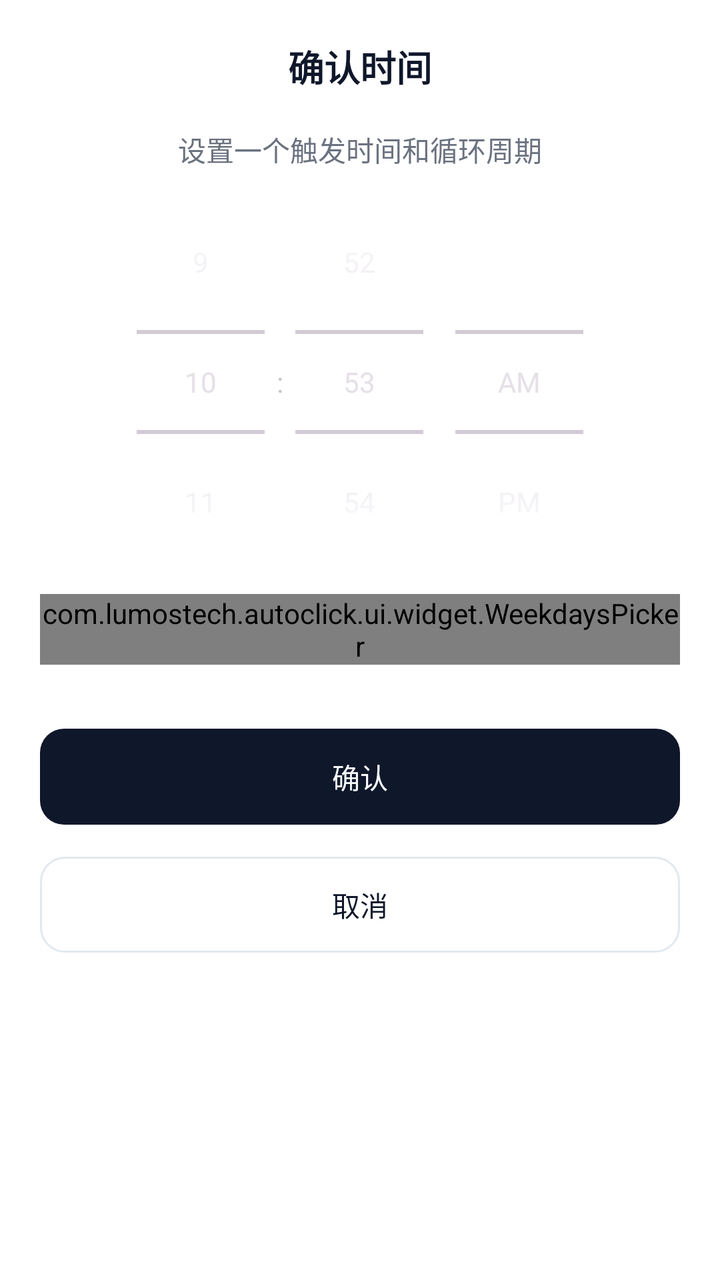
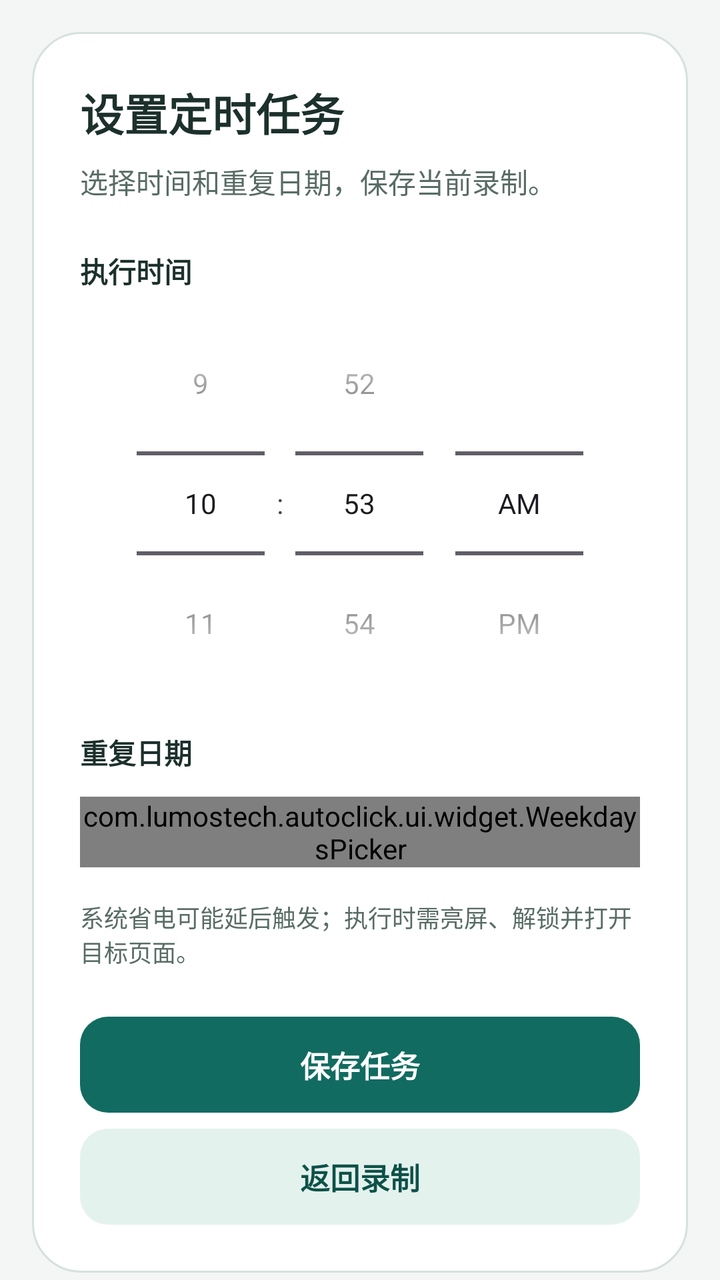

Two renders of the same Android screen: before a commit and after it. Below are the layout's source before the change and the commit's diff.
<!-- AndroidManifest.xml: application theme Theme.MyApp -->
<!-- res/layout/layout_confirm.xml -->
<?xml version="1.0" encoding="utf-8"?>
<layout xmlns:android="http://schemas.android.com/apk/res/android">

    <data>
        <variable
            name="confirmEventHandler"
            type="com.lumostech.autoclick.ConfirmEventHandler" />
    </data>

    <LinearLayout
        android:layout_width="match_parent"
        android:layout_height="wrap_content"
        android:background="@android:color/white"
        android:orientation="vertical"
        android:padding="20dp">

        <TextView
            android:id="@+id/dialog_title"
            android:layout_width="match_parent"
            android:layout_height="wrap_content"
            android:layout_marginBottom="10dp"
            android:gravity="center_horizontal"
            android:text="确认时间"
            android:textColor="#0f172a"
            android:textSize="18sp"
            android:textStyle="bold"
            android:visibility="visible" />

        <TextView
            android:id="@+id/dialog_message"
            android:layout_width="match_parent"
            android:layout_height="wrap_content"
            android:layout_marginTop="8dp"
            android:gravity="center_horizontal"
            android:text="设置一个触发时间和循环周期"
            android:textColor="#6b7280"
            android:textSize="14sp" />

        <TimePicker
            android:id="@+id/timePicker"
            android:layout_width="wrap_content"
            android:layout_height="wrap_content"
            android:layout_gravity="center_horizontal"
            android:amPmTextColor="@android:color/holo_red_light"
            android:timePickerMode="spinner" />

        <com.lumostech.autoclick.ui.widget.WeekdaysPicker
            android:id="@+id/weekdaysPicker"
            android:layout_width="wrap_content"
            android:layout_height="wrap_content"
            android:layout_gravity="center_horizontal" />

        <androidx.appcompat.widget.AppCompatButton
            android:id="@+id/confirm"
            android:layout_width="match_parent"
            android:layout_height="wrap_content"
            android:layout_gravity="center_horizontal"
            android:layout_marginTop="32dp"
            android:background="@drawable/selector_dialog_confirm"
            android:stateListAnimator="@null"
            android:text="确认"
            android:onClick="@{confirmEventHandler.onConfirmClick}"
            android:textColor="#f8fafc"
            android:textSize="14sp" />

        <androidx.appcompat.widget.AppCompatButton
            android:id="@+id/cancel"
            android:layout_width="match_parent"
            android:layout_height="wrap_content"
            android:layout_gravity="center_horizontal"
            android:layout_marginTop="16dp"
            android:background="@drawable/selector_dialog_cancel"
            android:stateListAnimator="@null"
            android:text="取消"
            android:textColor="#0f172a"
            android:onClick="@{confirmEventHandler.onCancelClick}"
            android:textSize="14sp" />

    </LinearLayout>
</layout>
<!-- resources referenced by this layout -->
<resources>
  <!-- drawable selector_dialog_cancel (drawable) -->
  <?xml version="1.0" encoding="utf-8"?>
  <selector xmlns:android="http://schemas.android.com/apk/res/android"
      android:shape="rectangle">
      <item android:drawable="@drawable/shape_button_cancel_normal" android:state_pressed="false"/>
      <item android:drawable="@drawable/shape_button_cancel_pressed" android:state_pressed="true"/>
  </selector>
  <!-- drawable selector_dialog_confirm (drawable) -->
  <?xml version="1.0" encoding="utf-8"?>
  <selector xmlns:android="http://schemas.android.com/apk/res/android"
      android:shape="rectangle">
      <item android:drawable="@drawable/shape_button_confirm_normal" android:state_pressed="false"/>
      <item android:drawable="@drawable/shape_button_confirm_pressed" android:state_pressed="true"/>
  </selector>
  <style name="Theme.MyApp" parent="Theme.Material3.Dark.NoActionBar">
          <item name="colorPrimary">@color/md_theme_primary</item>
          <item name="colorOnPrimary">@color/md_theme_onPrimary</item>
          <item name="colorPrimaryContainer">@color/md_theme_primaryContainer</item>
          <item name="colorOnPrimaryContainer">@color/md_theme_onPrimaryContainer</item>
          <item name="colorSecondary">@color/md_theme_secondary</item>
          <item name="colorOnSecondary">@color/md_theme_onSecondary</item>
          <item name="colorSecondaryContainer">@color/md_theme_secondaryContainer</item>
          <item name="colorOnSecondaryContainer">@color/md_theme_onSecondaryContainer</item>
          <item name="colorTertiary">@color/md_theme_tertiary</item>
          <item name="colorOnTertiary">@color/md_theme_onTertiary</item>
          <item name="colorTertiaryContainer">@color/md_theme_tertiaryContainer</item>
          <item name="colorOnTertiaryContainer">@color/md_theme_onTertiaryContainer</item>
          <item name="colorError">@color/md_theme_error</item>
          <item name="colorOnError">@color/md_theme_onError</item>
          <item name="colorErrorContainer">@color/md_theme_errorContainer</item>
          <item name="colorOnErrorContainer">@color/md_theme_onErrorContainer</item>
          <item name="android:colorBackground">@color/md_theme_background</item>
          <item name="colorOnBackground">@color/md_theme_onBackground</item>
          <item name="colorSurface">@color/md_theme_surface</item>
          <item name="colorOnSurface">@color/md_theme_onSurface</item>
          <item name="colorSurfaceVariant">@color/md_theme_surfaceVariant</item>
          <item name="colorOnSurfaceVariant">@color/md_theme_onSurfaceVariant</item>
          <item name="colorOutline">@color/md_theme_outline</item>
          <item name="colorOutlineVariant">@color/md_theme_outlineVariant</item>
          <item name="colorSurfaceInverse">@color/md_theme_inverseSurface</item>
          <item name="colorOnSurfaceInverse">@color/md_theme_inverseOnSurface</item>
          <item name="colorPrimaryInverse">@color/md_theme_inversePrimary</item>
          <item name="colorPrimaryFixed">@color/md_theme_primaryFixed</item>
          <item name="colorOnPrimaryFixed">@color/md_theme_onPrimaryFixed</item>
          <item name="colorPrimaryFixedDim">@color/md_theme_primaryFixedDim</item>
          <item name="colorOnPrimaryFixedVariant">@color/md_theme_onPrimaryFixedVariant</item>
          <item name="colorSecondaryFixed">@color/md_theme_secondaryFixed</item>
          <item name="colorOnSecondaryFixed">@color/md_theme_onSecondaryFixed</item>
          <item name="colorSecondaryFixedDim">@color/md_theme_secondaryFixedDim</item>
          <item name="colorOnSecondaryFixedVariant">@color/md_theme_onSecondaryFixedVariant</item>
          <item name="colorTertiaryFixed">@color/md_theme_tertiaryFixed</item>
          <item name="colorOnTertiaryFixed">@color/md_theme_onTertiaryFixed</item>
          <item name="colorTertiaryFixedDim">@color/md_theme_tertiaryFixedDim</item>
          <item name="colorOnTertiaryFixedVariant">@color/md_theme_onTertiaryFixedVariant</item>
          <item name="colorSurfaceDim">@color/md_theme_surfaceDim</item>
          <item name="colorSurfaceBright">@color/md_theme_surfaceBright</item>
          <item name="colorSurfaceContainerLowest">@color/md_theme_surfaceContainerLowest</item>
          <item name="colorSurfaceContainerLow">@color/md_theme_surfaceContainerLow</item>
          <item name="colorSurfaceContainer">@color/md_theme_surfaceContainer</item>
          <item name="colorSurfaceContainerHigh">@color/md_theme_surfaceContainerHigh</item>
          <item name="colorSurfaceContainerHighest">@color/md_theme_surfaceContainerHighest</item>
      </style>
  <!-- drawable shape_button_cancel_normal (drawable) -->
  <?xml version="1.0" encoding="utf-8"?>
  <shape xmlns:android="http://schemas.android.com/apk/res/android"
      android:shape="rectangle">
      <solid android:color="@android:color/white" />
      <corners android:radius="12dp" />
      <stroke
          android:width="1dp"
          android:color="#e2e8f0" />
  </shape>
  <!-- drawable shape_button_cancel_pressed (drawable) -->
  <?xml version="1.0" encoding="utf-8"?>
  <shape xmlns:android="http://schemas.android.com/apk/res/android"
      android:shape="rectangle">
      <solid android:color="#f1f5f9" />
      <corners android:radius="12dp" />
      <stroke
          android:width="1dp"
          android:color="#e2e8f0" />
  </shape>
  <!-- drawable shape_button_confirm_normal (drawable) -->
  <?xml version="1.0" encoding="utf-8"?>
  <shape xmlns:android="http://schemas.android.com/apk/res/android"
      android:shape="rectangle">
      <solid android:color="#0f172a" />
      <corners android:radius="12dp" />
  </shape>
  <!-- drawable shape_button_confirm_pressed (drawable) -->
  <?xml version="1.0" encoding="utf-8"?>
  <shape xmlns:android="http://schemas.android.com/apk/res/android"
      android:shape="rectangle">
      <solid android:color="#E60F172A" />
      <corners android:radius="12dp" />
  </shape>
  <color name="md_theme_primary">#316941</color>
  <color name="md_theme_onPrimary">#FFFFFF</color>
  <color name="md_theme_primaryContainer">#B4F1BE</color>
  <color name="md_theme_onPrimaryContainer">#00210C</color>
  <color name="md_theme_secondary">#506352</color>
  <color name="md_theme_onSecondary">#FFFFFF</color>
  <color name="md_theme_secondaryContainer">#D3E8D2</color>
  <color name="md_theme_onSecondaryContainer">#0E1F12</color>
  <color name="md_theme_tertiary">#3A656E</color>
  <color name="md_theme_onTertiary">#FFFFFF</color>
  <color name="md_theme_tertiaryContainer">#BDEAF5</color>
  <color name="md_theme_onTertiaryContainer">#001F25</color>
  <color name="md_theme_error">#BA1A1A</color>
  <color name="md_theme_onError">#FFFFFF</color>
  <color name="md_theme_errorContainer">#FFDAD6</color>
  <color name="md_theme_onErrorContainer">#410002</color>
  <color name="md_theme_background">#F6FBF3</color>
  <color name="md_theme_onBackground">#181D18</color>
  <color name="md_theme_surface">#F6FBF3</color>
  <color name="md_theme_onSurface">#181D18</color>
  <color name="md_theme_surfaceVariant">#DDE5DA</color>
  <color name="md_theme_onSurfaceVariant">#414941</color>
  <color name="md_theme_outline">#717970</color>
  <color name="md_theme_outlineVariant">#C1C9BF</color>
  <color name="md_theme_inverseSurface">#2D322D</color>
  <color name="md_theme_inverseOnSurface">#EEF2EA</color>
  <color name="md_theme_inversePrimary">#99D4A3</color>
  <color name="md_theme_primaryFixed">#B4F1BE</color>
  <color name="md_theme_onPrimaryFixed">#00210C</color>
  <color name="md_theme_primaryFixedDim">#99D4A3</color>
  <color name="md_theme_onPrimaryFixedVariant">#17512B</color>
  <color name="md_theme_secondaryFixed">#D3E8D2</color>
  <color name="md_theme_onSecondaryFixed">#0E1F12</color>
  <color name="md_theme_secondaryFixedDim">#B7CCB7</color>
  <color name="md_theme_onSecondaryFixedVariant">#394B3B</color>
  <color name="md_theme_tertiaryFixed">#BDEAF5</color>
  <color name="md_theme_onTertiaryFixed">#001F25</color>
  <color name="md_theme_tertiaryFixedDim">#A2CED8</color>
  <color name="md_theme_onTertiaryFixedVariant">#204D56</color>
  <color name="md_theme_surfaceDim">#D7DBD4</color>
  <color name="md_theme_surfaceBright">#F6FBF3</color>
  <color name="md_theme_surfaceContainerLowest">#FFFFFF</color>
  <color name="md_theme_surfaceContainerLow">#F1F5ED</color>
  <color name="md_theme_surfaceContainer">#EBEFE7</color>
  <color name="md_theme_surfaceContainerHigh">#E5EAE2</color>
  <color name="md_theme_surfaceContainerHighest">#DFE4DC</color>
</resources>

<!-- the commit's change to res/layout/layout_confirm.xml (unified diff, before → after) -->
@@ -1,80 +1,42 @@
 <?xml version="1.0" encoding="utf-8"?>
-<layout xmlns:android="http://schemas.android.com/apk/res/android">
-
-    <data>
-        <variable
-            name="confirmEventHandler"
-            type="com.lumostech.autoclick.ConfirmEventHandler" />
-    </data>
-
-    <LinearLayout
-        android:layout_width="match_parent"
-        android:layout_height="wrap_content"
-        android:background="@android:color/white"
-        android:orientation="vertical"
-        android:padding="20dp">
-
-        <TextView
-            android:id="@+id/dialog_title"
-            android:layout_width="match_parent"
-            android:layout_height="wrap_content"
-            android:layout_marginBottom="10dp"
-            android:gravity="center_horizontal"
-            android:text="确认时间"
-            android:textColor="#0f172a"
-            android:textSize="18sp"
-            android:textStyle="bold"
-            android:visibility="visible" />
-
-        <TextView
-            android:id="@+id/dialog_message"
-            android:layout_width="match_parent"
-            android:layout_height="wrap_content"
-            android:layout_marginTop="8dp"
-            android:gravity="center_horizontal"
-            android:text="设置一个触发时间和循环周期"
-            android:textColor="#6b7280"
-            android:textSize="14sp" />
-
-        <TimePicker
-            android:id="@+id/timePicker"
-            android:layout_width="wrap_content"
-            android:layout_height="wrap_content"
-            android:layout_gravity="center_horizontal"
-            android:amPmTextColor="@android:color/holo_red_light"
-            android:timePickerMode="spinner" />
-
-        <com.lumostech.autoclick.ui.widget.WeekdaysPicker
-            android:id="@+id/weekdaysPicker"
-            android:layout_width="wrap_content"
-            android:layout_height="wrap_content"
-            android:layout_gravity="center_horizontal" />
-
-        <androidx.appcompat.widget.AppCompatButton
-            android:id="@+id/confirm"
-            android:layout_width="match_parent"
-            android:layout_height="wrap_content"
-            android:layout_gravity="center_horizontal"
-            android:layout_marginTop="32dp"
-            android:background="@drawable/selector_dialog_confirm"
-            android:stateListAnimator="@null"
-            android:text="确认"
-            android:onClick="@{confirmEventHandler.onConfirmClick}"
-            android:textColor="#f8fafc"
-            android:textSize="14sp" />
-
-        <androidx.appcompat.widget.AppCompatButton
-            android:id="@+id/cancel"
-            android:layout_width="match_parent"
-            android:layout_height="wrap_content"
-            android:layout_gravity="center_horizontal"
-            android:layout_marginTop="16dp"
-            android:background="@drawable/selector_dialog_cancel"
-            android:stateListAnimator="@null"
-            android:text="取消"
-            android:textColor="#0f172a"
-            android:onClick="@{confirmEventHandler.onCancelClick}"
-            android:textSize="14sp" />
-
-    </LinearLayout>
+<layout xmlns:android="http://schemas.android.com/apk/res/android" xmlns:app="http://schemas.android.com/apk/res-auto">
+    <data><variable name="confirmEventHandler" type="com.lumostech.autoclick.ConfirmEventHandler" /></data>
+    <ScrollView android:layout_width="match_parent" android:layout_height="wrap_content"
+        android:fillViewport="true" android:clipToPadding="false" android:padding="16dp">
+        <LinearLayout style="@style/AutoclickPanel" android:layout_width="match_parent"
+            android:layout_height="wrap_content" android:orientation="vertical">
+            <TextView android:id="@+id/dialog_title" android:layout_width="match_parent"
+                android:layout_height="wrap_content" android:text="设置定时任务"
+                android:textColor="@color/ac_text" android:textSize="22sp" android:textStyle="bold" />
+            <TextView android:id="@+id/dialog_message" android:layout_width="match_parent"
+                android:layout_height="wrap_content" android:layout_marginTop="8dp"
+                android:text="选择时间和重复日期，保存当前录制。"
+                android:textColor="@color/ac_text_secondary" android:textSize="14sp" />
+            <TextView android:layout_width="match_parent" android:layout_height="wrap_content"
+                android:layout_marginTop="24dp" android:text="执行时间" android:textStyle="bold"
+                android:textColor="@color/ac_text" android:textSize="14sp" />
+            <TimePicker android:id="@+id/timePicker" android:layout_width="wrap_content"
+                android:layout_height="wrap_content" android:layout_gravity="center_horizontal"
+                android:timePickerMode="spinner" />
+            <TextView android:layout_width="match_parent" android:layout_height="wrap_content"
+                android:layout_marginTop="8dp" android:layout_marginBottom="12dp" android:text="重复日期"
+                android:textStyle="bold" android:textColor="@color/ac_text" android:textSize="14sp" />
+            <com.lumostech.autoclick.ui.widget.WeekdaysPicker android:id="@+id/weekdaysPicker"
+                android:layout_width="match_parent" android:layout_height="wrap_content"
+                app:highlight_color="@color/ac_primary" app:background_color="@color/ac_soft"
+                app:text_color="@color/ac_on_primary" app:text_unselected_color="@color/ac_primary_pressed"
+                app:sunday_first_day="false" app:weekenddarker="false" />
+            <TextView android:layout_width="match_parent" android:layout_height="wrap_content"
+                android:layout_marginTop="16dp" android:text="系统省电可能延后触发；执行时需亮屏、解锁并打开目标页面。"
+                android:textColor="@color/ac_text_secondary" android:textSize="12sp" />
+            <androidx.appcompat.widget.AppCompatButton android:id="@+id/confirm" style="@style/AutoclickButton"
+                android:layout_width="match_parent" android:layout_height="wrap_content" android:layout_marginTop="24dp"
+                android:background="@drawable/selector_dialog_confirm" android:text="保存任务"
+                android:textColor="@color/ac_button_text" android:onClick="@{confirmEventHandler::onConfirmClick}" />
+            <androidx.appcompat.widget.AppCompatButton android:id="@+id/cancel" style="@style/AutoclickButton"
+                android:layout_width="match_parent" android:layout_height="wrap_content" android:layout_marginTop="8dp"
+                android:background="@drawable/selector_dialog_cancel" android:text="返回录制"
+                android:textColor="@color/ac_primary_pressed" android:onClick="@{confirmEventHandler::onCancelClick}" />
+        </LinearLayout>
+    </ScrollView>
 </layout>
<!-- resource entries referenced after the edit -->
@@ -1,146 +1,69 @@
 <!-- resources referenced by this layout -->
 <resources>
+  <color name="ac_on_primary">#FFFFFF</color>
+  <color name="ac_primary">#126B60</color>
+  <color name="ac_primary_pressed">#0D5148</color>
+  <color name="ac_soft">#E4F2EE</color>
+  <color name="ac_text">#1C302C</color>
+  <color name="ac_text_secondary">#586C65</color>
   <!-- drawable selector_dialog_cancel (drawable) -->
-  <?xml version="1.0" encoding="utf-8"?>
-  <selector xmlns:android="http://schemas.android.com/apk/res/android"
-      android:shape="rectangle">
-      <item android:drawable="@drawable/shape_button_cancel_normal" android:state_pressed="false"/>
-      <item android:drawable="@drawable/shape_button_cancel_pressed" android:state_pressed="true"/>
+  <selector xmlns:android="http://schemas.android.com/apk/res/android">
+      <item android:state_enabled="false"><shape><solid android:color="@color/ac_disabled" /><corners android:radius="14dp" /></shape></item>
+      <item android:state_pressed="true"><shape><solid android:color="@color/ac_border" /><corners android:radius="14dp" /></shape></item>
+      <item><shape><solid android:color="@color/ac_soft" /><corners android:radius="14dp" /></shape></item>
   </selector>
   <!-- drawable selector_dialog_confirm (drawable) -->
-  <?xml version="1.0" encoding="utf-8"?>
-  <selector xmlns:android="http://schemas.android.com/apk/res/android"
-      android:shape="rectangle">
-      <item android:drawable="@drawable/shape_button_confirm_normal" android:state_pressed="false"/>
-      <item android:drawable="@drawable/shape_button_confirm_pressed" android:state_pressed="true"/>
+  <selector xmlns:android="http://schemas.android.com/apk/res/android">
+      <item android:state_enabled="false"><shape><solid android:color="@color/ac_disabled" /><corners android:radius="14dp" /></shape></item>
+      <item android:state_pressed="true"><shape><solid android:color="@color/ac_primary_pressed" /><corners android:radius="14dp" /></shape></item>
+      <item><shape><solid android:color="@color/ac_primary" /><corners android:radius="14dp" /></shape></item>
   </selector>
-  <style name="Theme.MyApp" parent="Theme.Material3.Dark.NoActionBar">
-          <item name="colorPrimary">@color/md_theme_primary</item>
-          <item name="colorOnPrimary">@color/md_theme_onPrimary</item>
-          <item name="colorPrimaryContainer">@color/md_theme_primaryContainer</item>
-          <item name="colorOnPrimaryContainer">@color/md_theme_onPrimaryContainer</item>
-          <item name="colorSecondary">@color/md_theme_secondary</item>
-          <item name="colorOnSecondary">@color/md_theme_onSecondary</item>
-          <item name="colorSecondaryContainer">@color/md_theme_secondaryContainer</item>
-          <item name="colorOnSecondaryContainer">@color/md_theme_onSecondaryContainer</item>
-          <item name="colorTertiary">@color/md_theme_tertiary</item>
-          <item name="colorOnTertiary">@color/md_theme_onTertiary</item>
-          <item name="colorTertiaryContainer">@color/md_theme_tertiaryContainer</item>
-          <item name="colorOnTertiaryContainer">@color/md_theme_onTertiaryContainer</item>
-          <item name="colorError">@color/md_theme_error</item>
-          <item name="colorOnError">@color/md_theme_onError</item>
-          <item name="colorErrorContainer">@color/md_theme_errorContainer</item>
-          <item name="colorOnErrorContainer">@color/md_theme_onErrorContainer</item>
-          <item name="android:colorBackground">@color/md_theme_background</item>
-          <item name="colorOnBackground">@color/md_theme_onBackground</item>
-          <item name="colorSurface">@color/md_theme_surface</item>
-          <item name="colorOnSurface">@color/md_theme_onSurface</item>
-          <item name="colorSurfaceVariant">@color/md_theme_surfaceVariant</item>
-          <item name="colorOnSurfaceVariant">@color/md_theme_onSurfaceVariant</item>
-          <item name="colorOutline">@color/md_theme_outline</item>
-          <item name="colorOutlineVariant">@color/md_theme_outlineVariant</item>
-          <item name="colorSurfaceInverse">@color/md_theme_inverseSurface</item>
-          <item name="colorOnSurfaceInverse">@color/md_theme_inverseOnSurface</item>
-          <item name="colorPrimaryInverse">@color/md_theme_inversePrimary</item>
-          <item name="colorPrimaryFixed">@color/md_theme_primaryFixed</item>
-          <item name="colorOnPrimaryFixed">@color/md_theme_onPrimaryFixed</item>
-          <item name="colorPrimaryFixedDim">@color/md_theme_primaryFixedDim</item>
-          <item name="colorOnPrimaryFixedVariant">@color/md_theme_onPrimaryFixedVariant</item>
-          <item name="colorSecondaryFixed">@color/md_theme_secondaryFixed</item>
-          <item name="colorOnSecondaryFixed">@color/md_theme_onSecondaryFixed</item>
-          <item name="colorSecondaryFixedDim">@color/md_theme_secondaryFixedDim</item>
-          <item name="colorOnSecondaryFixedVariant">@color/md_theme_onSecondaryFixedVariant</item>
-          <item name="colorTertiaryFixed">@color/md_theme_tertiaryFixed</item>
-          <item name="colorOnTertiaryFixed">@color/md_theme_onTertiaryFixed</item>
-          <item name="colorTertiaryFixedDim">@color/md_theme_tertiaryFixedDim</item>
-          <item name="colorOnTertiaryFixedVariant">@color/md_theme_onTertiaryFixedVariant</item>
-          <item name="colorSurfaceDim">@color/md_theme_surfaceDim</item>
-          <item name="colorSurfaceBright">@color/md_theme_surfaceBright</item>
-          <item name="colorSurfaceContainerLowest">@color/md_theme_surfaceContainerLowest</item>
-          <item name="colorSurfaceContainerLow">@color/md_theme_surfaceContainerLow</item>
-          <item name="colorSurfaceContainer">@color/md_theme_surfaceContainer</item>
-          <item name="colorSurfaceContainerHigh">@color/md_theme_surfaceContainerHigh</item>
-          <item name="colorSurfaceContainerHighest">@color/md_theme_surfaceContainerHighest</item>
+  <style name="AutoclickButton">
+          <item name="android:minHeight">48dp</item>
+          <item name="android:textSize">15sp</item>
+          <item name="android:textStyle">bold</item>
+          <item name="android:textAllCaps">false</item>
+          <item name="android:stateListAnimator">@null</item>
+          <item name="android:backgroundTint">@null</item>
+          <item name="backgroundTint">@null</item>
+          <item name="android:paddingLeft">16dp</item>
+          <item name="android:paddingRight">16dp</item>
       </style>
-  <!-- drawable shape_button_cancel_normal (drawable) -->
-  <?xml version="1.0" encoding="utf-8"?>
-  <shape xmlns:android="http://schemas.android.com/apk/res/android"
-      android:shape="rectangle">
-      <solid android:color="@android:color/white" />
-      <corners android:radius="12dp" />
-      <stroke
-          android:width="1dp"
-          android:color="#e2e8f0" />
+  <style name="AutoclickPanel">
+          <item name="android:background">@drawable/ac_panel</item>
+          <item name="android:padding">24dp</item>
+      </style>
+  <style name="Theme.MyApp" parent="BaseAutoclickTheme" />
+  <color name="ac_disabled">#E0E7E3</color>
+  <color name="ac_border">#D6E1DC</color>
+  <!-- drawable ac_panel (drawable) -->
+  <shape xmlns:android="http://schemas.android.com/apk/res/android">
+      <solid android:color="@color/ac_surface" />
+      <corners android:radius="24dp" />
+      <stroke android:width="1dp" android:color="@color/ac_border" />
   </shape>
-  <!-- drawable shape_button_cancel_pressed (drawable) -->
-  <?xml version="1.0" encoding="utf-8"?>
-  <shape xmlns:android="http://schemas.android.com/apk/res/android"
-      android:shape="rectangle">
-      <solid android:color="#f1f5f9" />
-      <corners android:radius="12dp" />
-      <stroke
-          android:width="1dp"
-          android:color="#e2e8f0" />
-  </shape>
-  <!-- drawable shape_button_confirm_normal (drawable) -->
-  <?xml version="1.0" encoding="utf-8"?>
-  <shape xmlns:android="http://schemas.android.com/apk/res/android"
-      android:shape="rectangle">
-      <solid android:color="#0f172a" />
-      <corners android:radius="12dp" />
-  </shape>
-  <!-- drawable shape_button_confirm_pressed (drawable) -->
-  <?xml version="1.0" encoding="utf-8"?>
-  <shape xmlns:android="http://schemas.android.com/apk/res/android"
-      android:shape="rectangle">
-      <solid android:color="#E60F172A" />
-      <corners android:radius="12dp" />
-  </shape>
-  <color name="md_theme_primary">#316941</color>
-  <color name="md_theme_onPrimary">#FFFFFF</color>
-  <color name="md_theme_primaryContainer">#B4F1BE</color>
-  <color name="md_theme_onPrimaryContainer">#00210C</color>
-  <color name="md_theme_secondary">#506352</color>
-  <color name="md_theme_onSecondary">#FFFFFF</color>
-  <color name="md_theme_secondaryContainer">#D3E8D2</color>
-  <color name="md_theme_onSecondaryContainer">#0E1F12</color>
-  <color name="md_theme_tertiary">#3A656E</color>
-  <color name="md_theme_onTertiary">#FFFFFF</color>
-  <color name="md_theme_tertiaryContainer">#BDEAF5</color>
-  <color name="md_theme_onTertiaryContainer">#001F25</color>
-  <color name="md_theme_error">#BA1A1A</color>
-  <color name="md_theme_onError">#FFFFFF</color>
-  <color name="md_theme_errorContainer">#FFDAD6</color>
-  <color name="md_theme_onErrorContainer">#410002</color>
-  <color name="md_theme_background">#F6FBF3</color>
-  <color name="md_theme_onBackground">#181D18</color>
-  <color name="md_theme_surface">#F6FBF3</color>
-  <color name="md_theme_onSurface">#181D18</color>
-  <color name="md_theme_surfaceVariant">#DDE5DA</color>
-  <color name="md_theme_onSurfaceVariant">#414941</color>
-  <color name="md_theme_outline">#717970</color>
-  <color name="md_theme_outlineVariant">#C1C9BF</color>
-  <color name="md_theme_inverseSurface">#2D322D</color>
-  <color name="md_theme_inverseOnSurface">#EEF2EA</color>
-  <color name="md_theme_inversePrimary">#99D4A3</color>
-  <color name="md_theme_primaryFixed">#B4F1BE</color>
-  <color name="md_theme_onPrimaryFixed">#00210C</color>
-  <color name="md_theme_primaryFixedDim">#99D4A3</color>
-  <color name="md_theme_onPrimaryFixedVariant">#17512B</color>
-  <color name="md_theme_secondaryFixed">#D3E8D2</color>
-  <color name="md_theme_onSecondaryFixed">#0E1F12</color>
-  <color name="md_theme_secondaryFixedDim">#B7CCB7</color>
-  <color name="md_theme_onSecondaryFixedVariant">#394B3B</color>
-  <color name="md_theme_tertiaryFixed">#BDEAF5</color>
-  <color name="md_theme_onTertiaryFixed">#001F25</color>
-  <color name="md_theme_tertiaryFixedDim">#A2CED8</color>
-  <color name="md_theme_onTertiaryFixedVariant">#204D56</color>
-  <color name="md_theme_surfaceDim">#D7DBD4</color>
-  <color name="md_theme_surfaceBright">#F6FBF3</color>
-  <color name="md_theme_surfaceContainerLowest">#FFFFFF</color>
-  <color name="md_theme_surfaceContainerLow">#F1F5ED</color>
-  <color name="md_theme_surfaceContainer">#EBEFE7</color>
-  <color name="md_theme_surfaceContainerHigh">#E5EAE2</color>
-  <color name="md_theme_surfaceContainerHighest">#DFE4DC</color>
+  <style name="BaseAutoclickTheme" parent="Theme.Material3.Light.NoActionBar">
+          <item name="colorPrimary">@color/ac_primary</item>
+          <item name="colorOnPrimary">@color/ac_on_primary</item>
+          <item name="colorPrimaryContainer">@color/ac_soft</item>
+          <item name="colorOnPrimaryContainer">@color/ac_primary_pressed</item>
+          <item name="colorSecondary">@color/ac_primary</item>
+          <item name="colorOnSecondary">@color/ac_on_primary</item>
+          <item name="colorSurface">@color/ac_surface</item>
+          <item name="colorOnSurface">@color/ac_text</item>
+          <item name="colorOnSurfaceVariant">@color/ac_text_secondary</item>
+          <item name="colorOutline">@color/ac_border</item>
+          <item name="colorError">@color/ac_error</item>
+          <item name="colorAccent">@color/ac_primary</item>
+          <item name="android:colorAccent">@color/ac_primary</item>
+          <item name="android:colorBackground">@color/ac_background</item>
+          <item name="android:windowLightStatusBar">true</item>
+          <item name="android:statusBarColor">@color/ac_background</item>
+          <item name="android:navigationBarColor">@android:color/black</item>
+          <item name="android:windowActionModeOverlay">true</item>
+      </style>
+  <color name="ac_surface">#FFFFFF</color>
+  <color name="ac_error">#A33D36</color>
+  <color name="ac_background">#F3F6F5</color>
 </resources>
 
